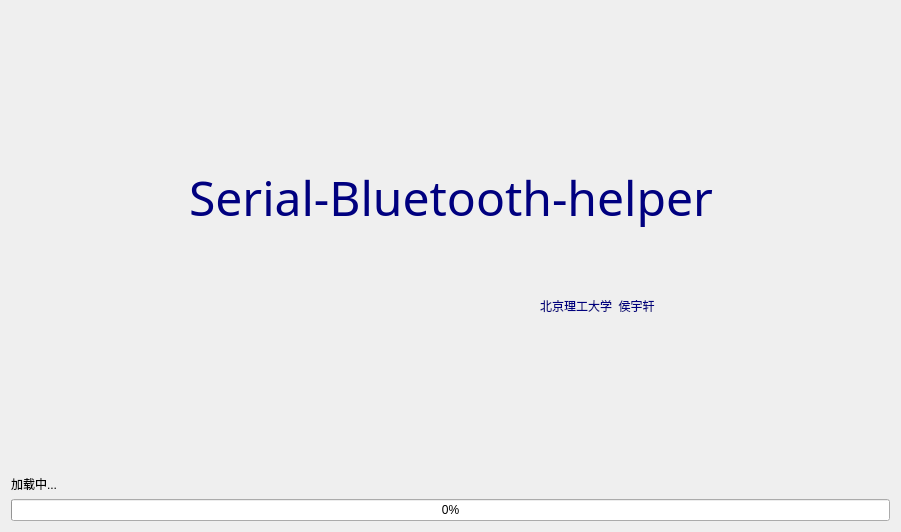
First picture: the form in gui/widgetloading.ui, repository IronSublimate/serialport-bluetooth-helper, before the edit.
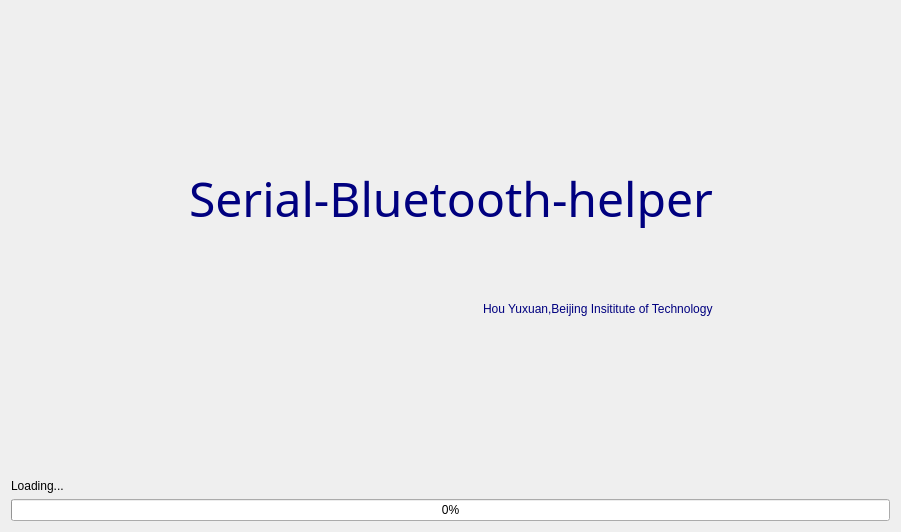
Second picture: the form after the edit. Icons and pictures are not drawn.

The edit to the form file:
```diff
--- a/gui/widgetloading.ui
+++ b/gui/widgetloading.ui
@@ -86,7 +86,7 @@
 }</string>
        </property>
        <property name="text">
-        <string>北京理工大学  侯宇轩</string>
+        <string>Hou Yuxuan,Beijing Insititute of Technology</string>
        </property>
       </widget>
      </item>
@@ -147,7 +147,7 @@
    <item row="3" column="0">
     <widget class="QLabel" name="label">
      <property name="text">
-      <string>加载中...</string>
+      <string>Loading...</string>
      </property>
     </widget>
    </item>
```
Left out of the diff: 4 changed lines with no effect on the pictures.
